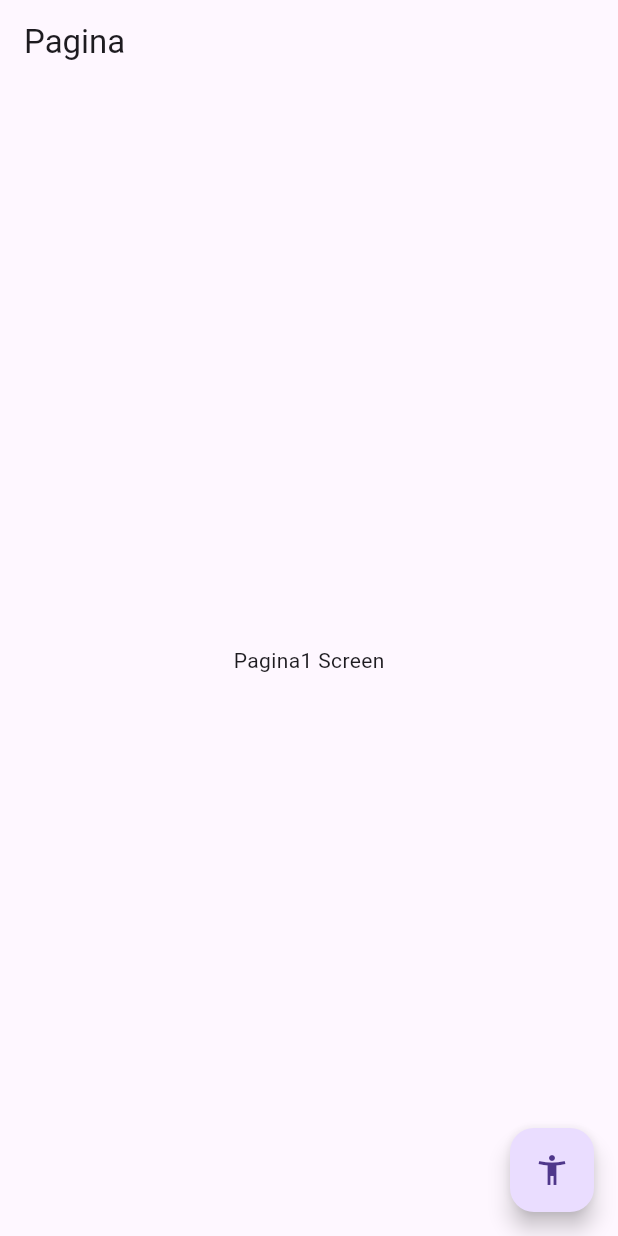
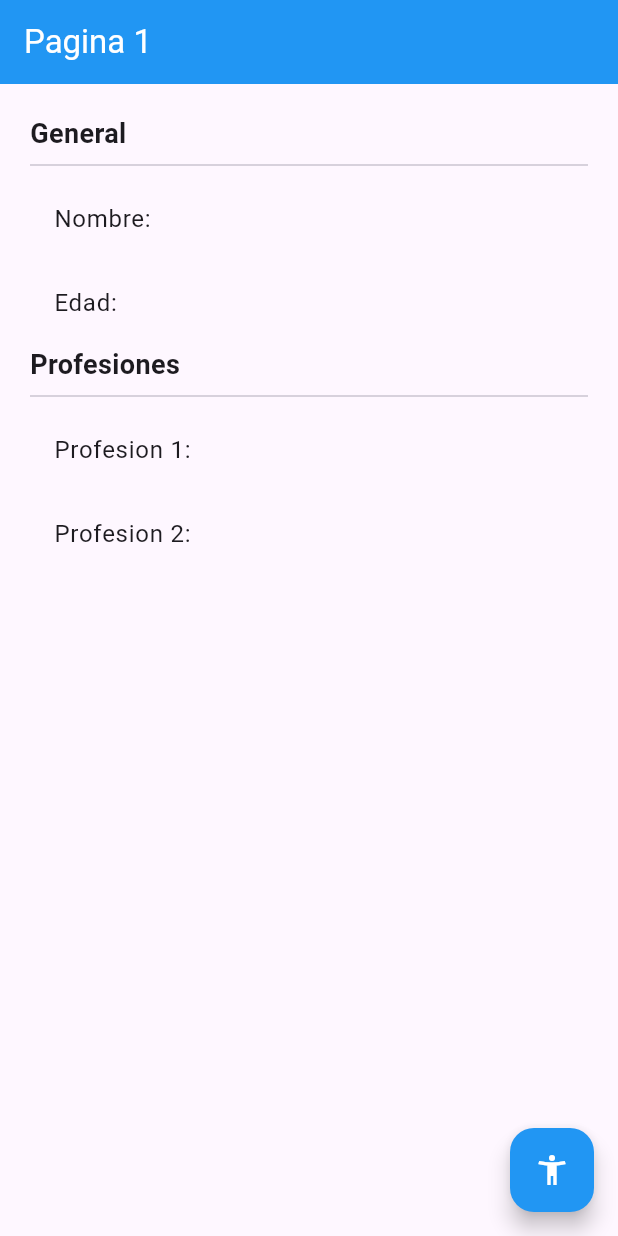
Before and after one commit to max-vigtov/flutter-states, a Flutter app: the screen it shows after launch, on a phone screen of 412 x 824 dp. Run offline on Flutter 3.47's test engine with Material 3 defaults, Android fonts, the phone set to English and light mode, and no system bars.

Commit message:
UI: Screen design added

```diff
--- /dev/null
+++ b/lib/models/user.dart
@@ -0,0 +1,8 @@
+
+class User {
+  final String nombre;
+  final int edad;
+  final List<String> profesiones;
+
+  User(this.nombre, this.edad, this.profesiones);
+}
--- a/lib/screens/pagina1_screen.dart
+++ b/lib/screens/pagina1_screen.dart
@@ -7,16 +7,48 @@ class Pagina1Screen extends StatelessWidget {
   Widget build(BuildContext context) {
     return Scaffold(
       appBar: AppBar(
-        title: Text('Pagina'),
+        title: Text('Pagina 1', style: TextStyle( color: Colors.white),),
+        backgroundColor: Colors.blue,
       ),
-      body: Center(
-        child: Text('Pagina1 Screen'),
-      ),
+      body: UserDataWidget(),
       floatingActionButton: FloatingActionButton(
-        child: Icon(Icons.accessibility_new),
+        backgroundColor: Colors.blue,
+        child: Icon(Icons.accessibility_new, color: Colors.white,),
         onPressed: (){
           Navigator.pushNamed(context, 'pagina2');
         }),
     );
   }
 }
+
+class UserDataWidget extends StatelessWidget {
+  const UserDataWidget({
+    super.key,
+  });
+
+  @override
+  Widget build(BuildContext context) {
+    return Container(
+      width: double.infinity,
+      height: double.infinity,
+      padding: EdgeInsets.all(20),
+      child: Column(
+        crossAxisAlignment: CrossAxisAlignment.start,
+        children: [
+          Text('General', style: TextStyle( fontSize: 18, fontWeight: FontWeight.bold)),
+          Divider(),
+
+          ListTile( title: Text('Nombre: '),),
+          ListTile( title: Text('Edad: '),),
+
+          Text('Profesiones', style: TextStyle( fontSize: 18, fontWeight: FontWeight.bold)),
+          Divider(),
+
+          ListTile( title: Text('Profesion 1: ')),
+          ListTile( title: Text('Profesion 2: ')),
+
+        ],
+      ),
+    );
+  }
+}
```
Also changed, not shown: lib/screens/pagina2_screen.dart (+24 -1 lines).
